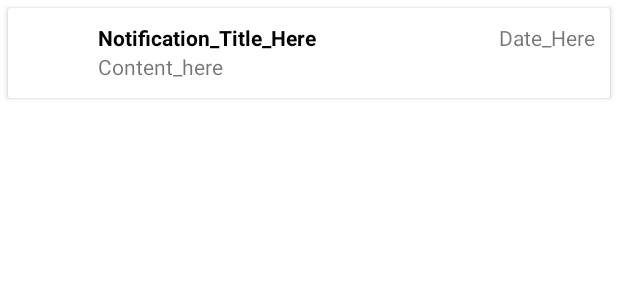
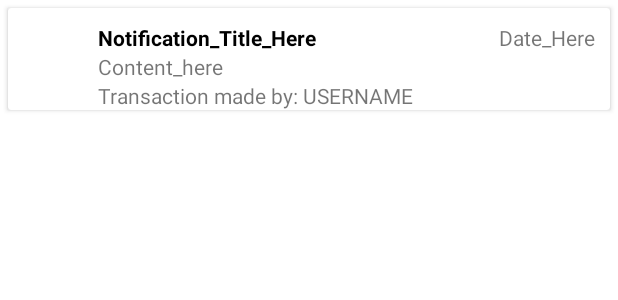
Before and after one commit to johnvillar41/BGC-Mobile-Development, an Android app: the layout custom_adapter_notifications.xml on its own in the app's theme, with its tools: preview values and no code run, on a phone screen of 412 x 824 dp. Shown: the top 300 px of the screen. Run offline under Robolectric (Android 15) with nearby library versions, the phone set to English and light mode, and no system bars.

```diff
--- a/app/src/main/res/layout/activity_notifications_view.xml
+++ b/app/src/main/res/layout/activity_notifications_view.xml
@@ -13,6 +13,8 @@
             android:layout_width="match_parent"
             android:layout_height="?actionBarSize"
             app:title="Notifications"
+            app:titleTextColor="#ffffff"
+            android:background="#f9b207"
             android:id="@+id/toolbar"/>
         <androidx.recyclerview.widget.RecyclerView
             android:layout_width="match_parent"
--- a/app/src/main/res/layout/custom_adapter_notifications.xml
+++ b/app/src/main/res/layout/custom_adapter_notifications.xml
@@ -31,6 +31,22 @@
                 android:id="@+id/txt_content"
 
                 />
+            <LinearLayout
+                android:layout_width="wrap_content"
+                android:layout_height="wrap_content"
+                android:orientation="horizontal">
+                <TextView
+                    android:layout_width="wrap_content"
+                    android:layout_height="wrap_content"
+                    android:text="Transaction made by: "
+                    />
+                <TextView
+                    android:id="@+id/txt_username"
+                    android:layout_width="wrap_content"
+                    android:layout_height="wrap_content"
+                    android:text="USERNAME "
+                    />
+            </LinearLayout>
         </LinearLayout>
 
     </LinearLayout>
```
Also changed, not shown: app/src/main/java/emp/project/softwareengineerproject/CustomAdapters/NotificationRecyclerView.java (+18 -4 lines), app/src/main/java/emp/project/softwareengineerproject/View/NotificationsActivityView.java (+21 -0 lines), app/src/main/res/drawable/add_product.png (added), app/src/main/res/drawable/delete_logo.png (added), app/src/main/res/drawable/update_logo.png (added).
